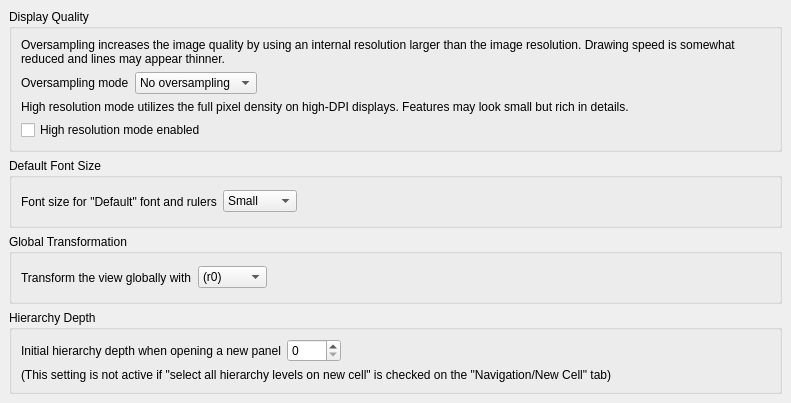
KLayout/klayout, file src/layui/layui/LayoutViewConfigPage7.ui: the form before one commit.
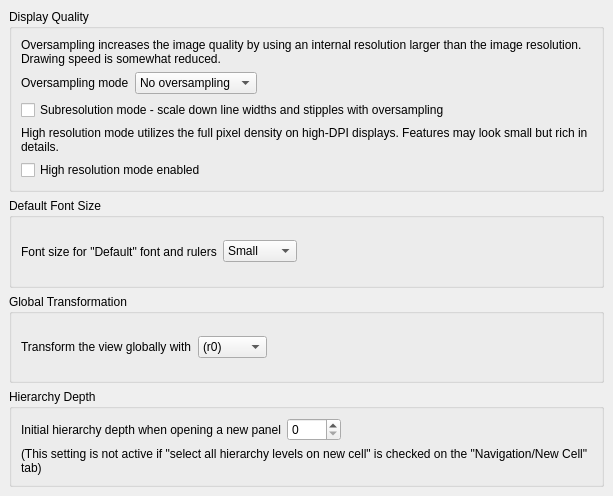
The form after the commit. Icons and pictures are not drawn.

```diff
--- a/src/layui/layui/LayoutViewConfigPage7.ui
+++ b/src/layui/layui/LayoutViewConfigPage7.ui
@@ -6,8 +6,8 @@
    <rect>
     <x>0</x>
     <y>0</y>
-    <width>791</width>
-    <height>403</height>
+    <width>613</width>
+    <height>496</height>
    </rect>
   </property>
   <property name="windowTitle">
@@ -50,18 +50,14 @@
       <property name="spacing">
        <number>6</number>
       </property>
-      <item row="1" column="0">
-       <widget class="QLabel" name="label_2">
-        <property name="text">
-         <string>Oversampling mode</string>
-        </property>
-       </widget>
-      </item>
-      <item row="2" column="0" colspan="3">
+      <item row="3" column="0" colspan="3">
        <widget class="QLabel" name="label_5">
         <property name="text">
          <string>High resolution mode utilizes the full pixel density on high-DPI displays. Features may look small but rich in details.</string>
         </property>
+        <property name="wordWrap">
+         <bool>true</bool>
+        </property>
        </widget>
       </item>
       <item row="1" column="1">
@@ -83,6 +79,13 @@
         </item>
        </widget>
       </item>
+      <item row="1" column="0">
+       <widget class="QLabel" name="label_2">
+        <property name="text">
+         <string>Oversampling mode</string>
+        </property>
+       </widget>
+      </item>
       <item row="1" column="2">
        <spacer>
         <property name="orientation">
@@ -99,20 +102,27 @@
       <item row="0" column="0" colspan="3">
        <widget class="QLabel" name="label">
         <property name="text">
-         <string>Oversampling increases the image quality by using an internal resolution larger than the image resolution. Drawing speed is somewhat reduced and lines may appear thinner.</string>
+         <string>Oversampling increases the image quality by using an internal resolution larger than the image resolution. Drawing speed is somewhat reduced.</string>
         </property>
         <property name="wordWrap">
          <bool>true</bool>
         </property>
        </widget>
       </item>
-      <item row="3" column="0" colspan="3">
+      <item row="4" column="0" colspan="3">
        <widget class="QCheckBox" name="highres_mode">
         <property name="text">
          <string>High resolution mode enabled</string>
         </property>
        </widget>
       </item>
+      <item row="2" column="0" colspan="3">
+       <widget class="QCheckBox" name="subres_mode">
+        <property name="text">
+         <string>Subresolution mode - scale down line widths and stipples with oversampling</string>
+        </property>
+       </widget>
+      </item>
      </layout>
     </widget>
    </item>
```
